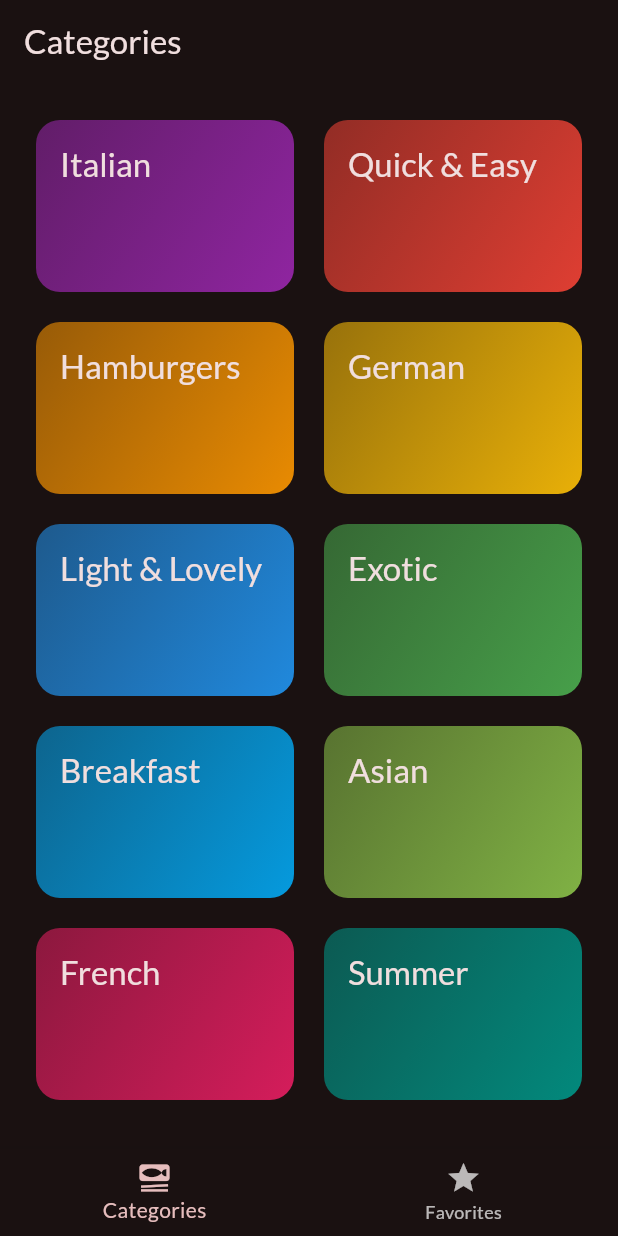
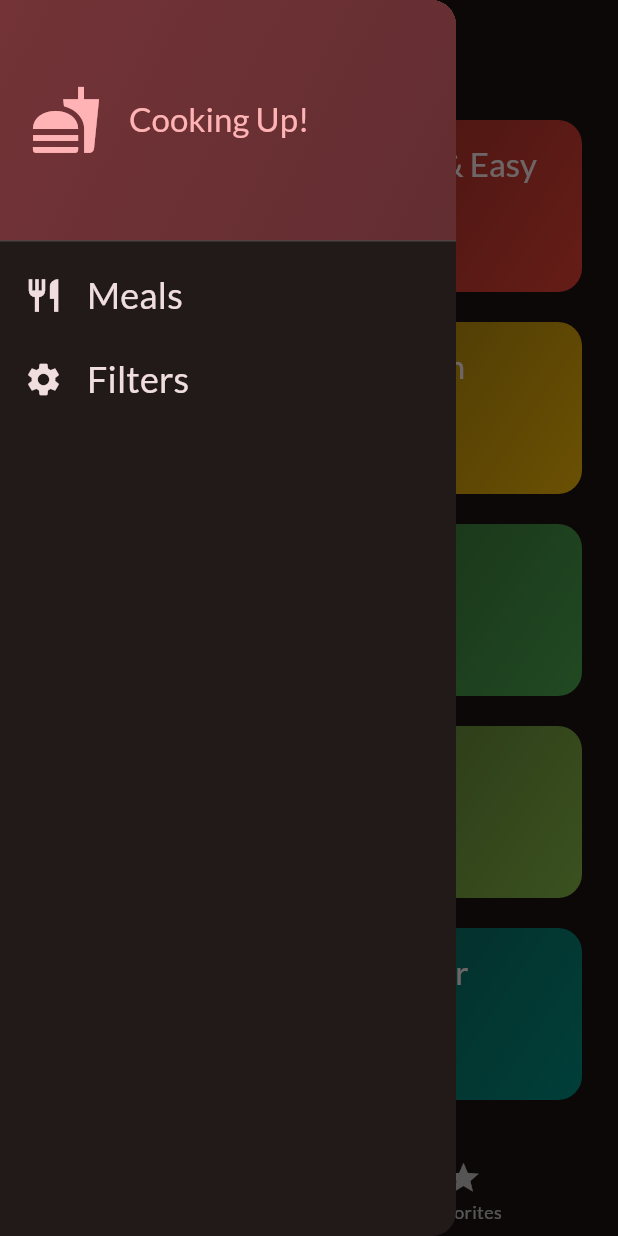
Before and after one commit to shaikhikram04/Meals-App, a Flutter app: the screen it shows after launch, with the side drawer open (before the commit the screen has no drawer), on a phone screen of 412 x 824 dp. Run offline on Flutter 3.47's test engine with Material 3 defaults, Android fonts, the phone set to English and light mode, and no system bars; our stand-ins replace google_fonts, transparent_image.

Commit message:
Added a side drawer

```diff
--- a/lib/screens/tabs.dart
+++ b/lib/screens/tabs.dart
@@ -2,6 +2,7 @@
 import 'package:meals/models/meal.dart';
 import 'package:meals/screens/categories.dart';
 import 'package:meals/screens/meals.dart';
+import 'package:meals/widgets/main_drawer.dart';
 
 class TabsScreen extends StatefulWidget {
   const TabsScreen({super.key});
@@ -63,6 +64,7 @@
       appBar: AppBar(
         title: Text(activePageTitle),
       ),
+      drawer: const MainDrawer(),
       body: activePage,
       bottomNavigationBar: BottomNavigationBar(
         currentIndex: _selectedPageIndex,
--- /dev/null
+++ b/lib/widgets/main_drawer.dart
@@ -0,0 +1,77 @@
+import 'package:flutter/material.dart';
+
+class MainDrawer extends StatelessWidget {
+  const MainDrawer({super.key});
+
+  @override
+  Widget build(BuildContext context) {
+    return Drawer(
+      child: Column(
+        children: [
+          DrawerHeader(
+            padding: const EdgeInsets.all(20),
+            decoration: BoxDecoration(
+              gradient: LinearGradient(
+                colors: [
+                  Theme.of(context).colorScheme.primaryContainer,
+                  Theme.of(context)
+                      .colorScheme
+                      .primaryContainer
+                      .withOpacity(0.8),
+                ],
+                begin: Alignment.topLeft,
+                end: Alignment.bottomRight,
+              ),
+            ),
+            child: Row(
+              children: [
+                Icon(
+                  Icons.fastfood,
+                  size: 48,
+                  color: Theme.of(context).colorScheme.primary,
+                ),
+                const SizedBox(width: 18),
+                Text(
+                  'Cooking Up!',
+                  style: Theme.of(context).textTheme.titleLarge!.copyWith(
+                        color: Theme.of(context).colorScheme.primary,
+                      ),
+                ),
+              ],
+            ),
+          ),
+          ListTile(
+            leading: Icon(
+              Icons.restaurant,
+              size: 26,
+              color: Theme.of(context).colorScheme.onSurface,
+            ),
+            title: Text(
+              'Meals',
+              style: Theme.of(context).textTheme.titleSmall!.copyWith(
+                    color: Theme.of(context).colorScheme.onSurface,
+                    fontSize: 24,
+                  ),
+            ),
+            onTap: () {},
+          ),
+          ListTile(
+            leading: Icon(
+              Icons.settings,
+              size: 26,
+              color: Theme.of(context).colorScheme.onSurface,
+            ),
+            title: Text(
+              'Filters',
+              style: Theme.of(context).textTheme.titleSmall!.copyWith(
+                    color: Theme.of(context).colorScheme.onSurface,
+                    fontSize: 24,
+                  ),
+            ),
+            onTap: () {},
+          ),
+        ],
+      ),
+    );
+  }
+}
```
